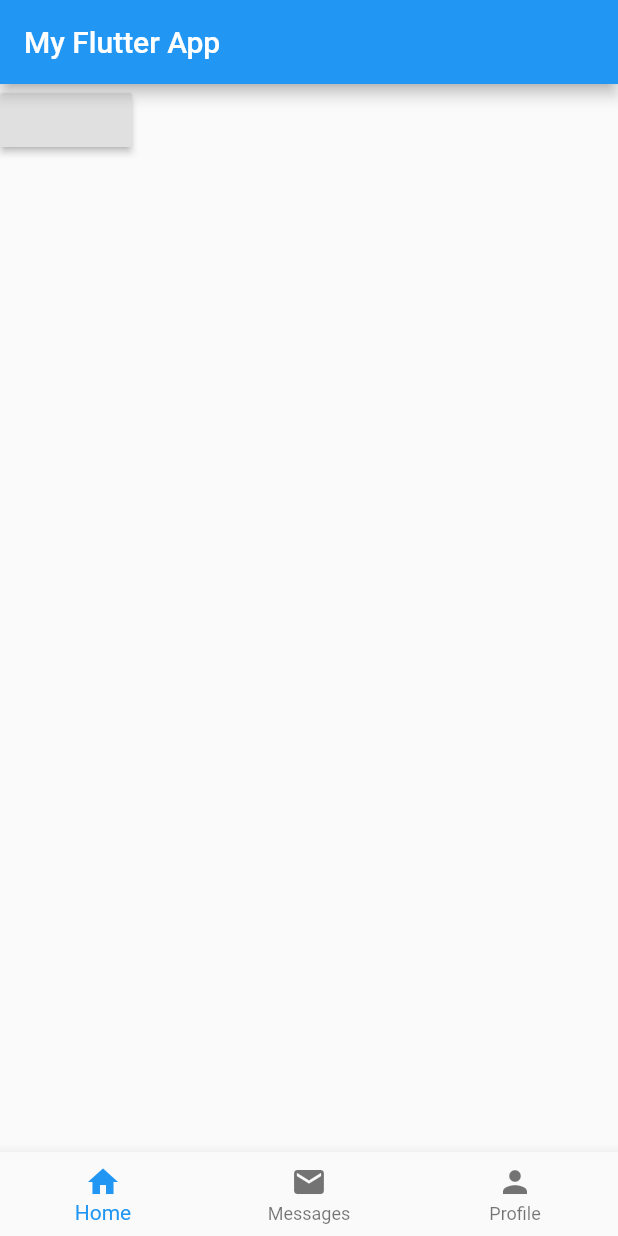
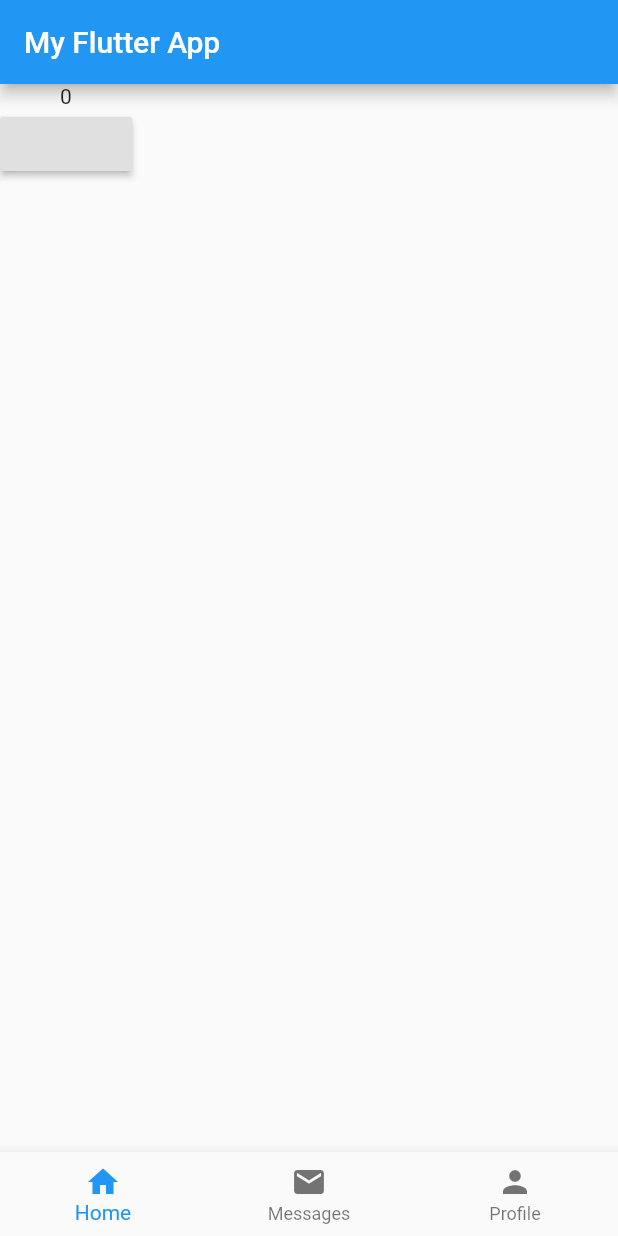
Before and after one commit to bmk5cc/incentivised_recycling, a Flutter app: the screen it shows after launch, on a phone screen of 412 x 824 dp. Run offline on Flutter 3.47's test engine with Material 2 defaults, Android fonts, the phone set to English and light mode, and no system bars.

Commit message:
INCREMENTS COUNT ON CLICK!!!!

```diff
--- a/lib/home_widget.dart
+++ b/lib/home_widget.dart
@@ -14,9 +14,14 @@ class _HomeState extends State<Home> {
   void initState() {
     super.initState();
     _children = [
-      IncrementButton(_todayCount, incrementCounts),
-      IncrementButton(_todayCount, incrementCounts),
-      IncrementButton(_todayCount, incrementCounts)
+      Column(
+        children: <Widget>[
+          Text(_todayCount.toString()),
+          IncrementButton(incrementCounts),
+        ],
+      ),
+      IncrementButton(incrementCounts),
+      IncrementButton(incrementCounts)
     ];
   }
 
@@ -28,6 +33,17 @@ class _HomeState extends State<Home> {
     setState(() {
       _todayCount++;
       _totalCount++;
+
+      _children = [
+        Column(
+          children: <Widget>[
+            Text(_todayCount.toString()),
+            IncrementButton(incrementCounts),
+          ],
+        ),
+        IncrementButton(incrementCounts),
+        IncrementButton(incrementCounts)
+      ];
     });
     print('incrementing');
     print(_todayCount);
--- a/lib/placeholder_widget.dart
+++ b/lib/placeholder_widget.dart
@@ -2,9 +2,8 @@ import 'package:flutter/material.dart';
 import 'home_widget.dart';
 class IncrementButton extends StatefulWidget {
   Function() incrementCounts;
-  int todayCounts;
 
-  IncrementButton(this.todayCounts, this.incrementCounts);
+  IncrementButton(this.incrementCounts);
 
   @override
   _IncrementButtonState createState() => new _IncrementButtonState();
```
